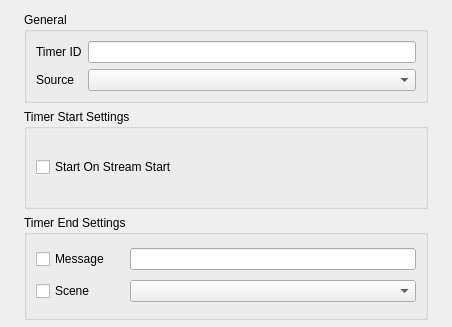
Qt form src/ui/SettingsDialog.ui (ashmanix/obs-plugin-countdown) before a commit; both pictures show x 0 to 452 and y 0 to 327 of the 452 by 751 pixel window.
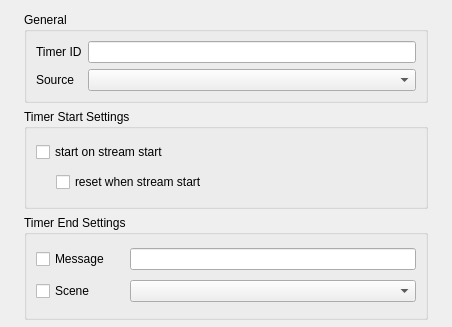
The same form after that commit.

Commit message: Added feature to be able to reset timer when stream starts. Works for period type timers only

What changed in the file:
```diff
--- a/src/ui/SettingsDialog.ui
+++ b/src/ui/SettingsDialog.ui
@@ -143,7 +143,7 @@
                <item>
                 <widget class="QCheckBox" name="startOnStreamStartCheckBox">
                  <property name="text">
-                  <string>Start On Stream Start</string>
+                  <string>start on stream start</string>
                  </property>
                 </widget>
                </item>
@@ -162,6 +162,46 @@
                </item>
               </layout>
              </item>
+             <item>
+              <layout class="QHBoxLayout" name="horizontalLayout_5">
+               <item>
+                <spacer name="horizontalSpacer_3">
+                 <property name="orientation">
+                  <enum>Qt::Horizontal</enum>
+                 </property>
+                 <property name="sizeType">
+                  <enum>QSizePolicy::Fixed</enum>
+                 </property>
+                 <property name="sizeHint" stdset="0">
+                  <size>
+                   <width>20</width>
+                   <height>20</height>
+                  </size>
+                 </property>
+                </spacer>
+               </item>
+               <item>
+                <widget class="QCheckBox" name="resetTimerOnStreamStartCheckBox">
+                 <property name="text">
+                  <string>reset when stream start</string>
+                 </property>
+                </widget>
+               </item>
+               <item>
+                <spacer name="horizontalSpacer_10">
+                 <property name="orientation">
+                  <enum>Qt::Horizontal</enum>
+                 </property>
+                 <property name="sizeHint" stdset="0">
+                  <size>
+                   <width>40</width>
+                   <height>20</height>
+                  </size>
+                 </property>
+                </spacer>
+               </item>
+              </layout>
+             </item>
             </layout>
            </widget>
           </item>
```
The commit also changes 11 other files.
